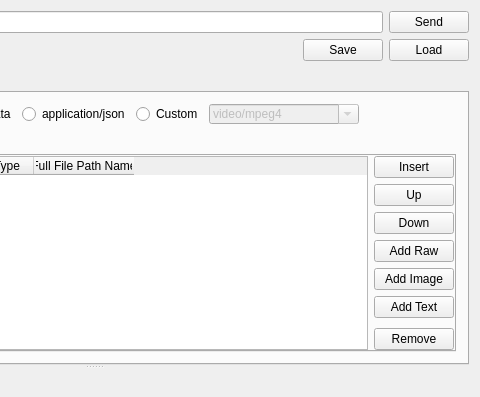
The window that httppost.ui (jadderbao/http-post-test) describes before a commit, drawn with Qt 5; both pictures show x 293 to 773 and y 0 to 397 of the 773 by 650 pixel window.
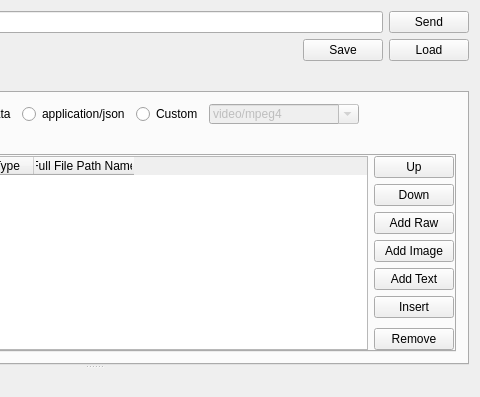
The same window after the commit. The open tabs and pages were chosen to show the change. Custom widgets are drawn as their Qt base class.

Commit message: change insert policy

```diff
--- a/httppost.ui
+++ b/httppost.ui
@@ -523,16 +523,6 @@
                <property name="spacing">
                 <number>6</number>
                </property>
-               <item>
-                <widget class="QPushButton" name="pushButtonFormInsert">
-                 <property name="enabled">
-                  <bool>true</bool>
-                 </property>
-                 <property name="text">
-                  <string>Insert</string>
-                 </property>
-                </widget>
-               </item>
                <item>
                 <widget class="QPushButton" name="pushButtonFormDataUp">
                  <property name="text">
@@ -577,6 +567,16 @@
                  </property>
                 </widget>
                </item>
+               <item>
+                <widget class="QPushButton" name="pushButtonFormInsert">
+                 <property name="enabled">
+                  <bool>true</bool>
+                 </property>
+                 <property name="text">
+                  <string>Insert</string>
+                 </property>
+                </widget>
+               </item>
                <item>
                 <spacer name="verticalSpacer_3">
                  <property name="orientation">
```
Left out of the diff: 16 changed lines with no effect on the pictures. The commit also changes 9 other files.
